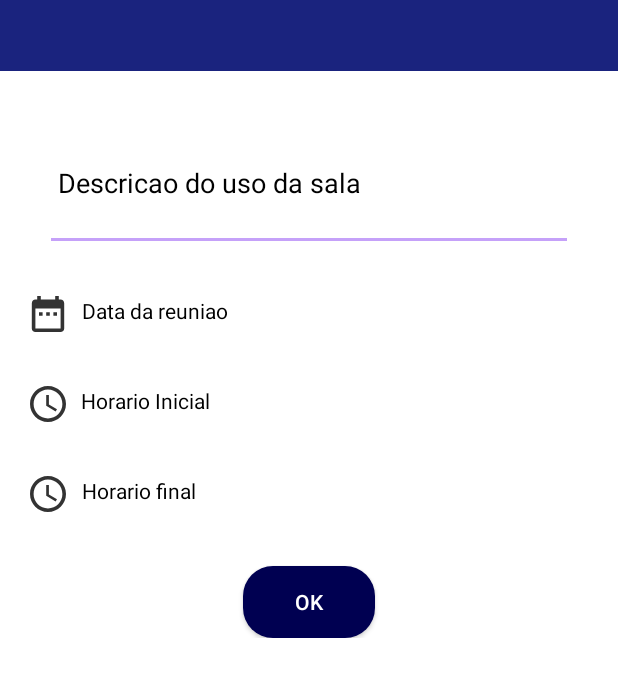
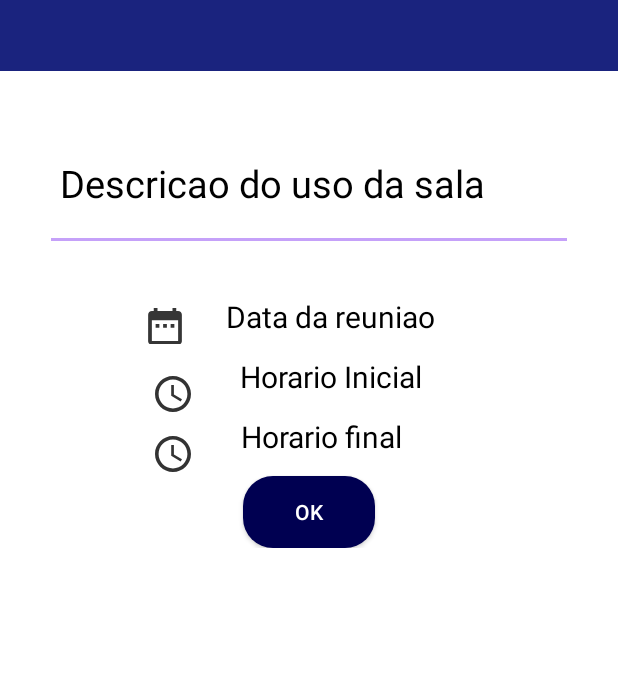
Before and after one commit to TassyH/ReservaDeSalaApp, an Android app: the CadastroReservaActivity screen opened directly, with no data from a screen before it, on a phone screen of 412 x 824 dp, the part 79-776 px from its top. Run offline under Robolectric (Android 15) with nearby library versions, the phone set to English and light mode, and no system bars.

```diff
--- a/app/src/main/java/com/example/ui/controledesalas/ServidorHttp/VerificadorCadastro.java
+++ b/app/src/main/java/com/example/ui/controledesalas/ServidorHttp/VerificadorCadastro.java
@@ -9,7 +9,7 @@ import java.net.URL;
 
 public class VerificadorCadastro  extends AsyncTask<String, Void, String>
 {
-    String urlWS = "http://172.30.248.99:8080/ReservaDeSala/rest/usuario/cadastro/";
+    String urlWS = "http://172.30.248.158:8080/ReservaDeSala/rest/usuario/cadastro/";
 
     @Override
     protected String doInBackground(String... strings)
--- a/app/src/main/java/com/example/ui/controledesalas/ServidorHttp/VerificadorDominio.java
+++ b/app/src/main/java/com/example/ui/controledesalas/ServidorHttp/VerificadorDominio.java
@@ -9,7 +9,7 @@ import java.net.URL;
 
 public class VerificadorDominio extends AsyncTask<String, Void, String> {//osganizacao servece
 
-    String urlWS = "http://172.30.248.99:8080/ReservaDeSala/rest/organizacao/organizacoesByDominio";
+    String urlWS = "http://172.30.248.158:8080/ReservaDeSala/rest/organizacao/organizacoesByDominio";
     @Override
     protected String doInBackground(String... strings)
     {
--- a/app/src/main/java/com/example/ui/controledesalas/ServidorHttp/VerificadorLogin.java
+++ b/app/src/main/java/com/example/ui/controledesalas/ServidorHttp/VerificadorLogin.java
@@ -9,7 +9,7 @@ import java.net.URL;
 
 public class VerificadorLogin extends AsyncTask<String, Void, String>
 {
-    String urlWS = "http://172.30.248.99:8080/ReservaDeSala/rest/usuario/loginV2/";
+    String urlWS = "http://172.30.248.158:8080/ReservaDeSala/rest/usuario/loginV2/";
 
     @Override
     protected String doInBackground(String... strings)
--- a/app/src/main/java/com/example/ui/controledesalas/ServidorHttp/VerificadorReserva.java
+++ b/app/src/main/java/com/example/ui/controledesalas/ServidorHttp/VerificadorReserva.java
@@ -9,7 +9,7 @@ import java.net.URL;
 
 public class VerificadorReserva extends AsyncTask<String, Void, String>
 {
-    String urlWS = "http://172.30.248.99:8080/ReservaDeSala/rest/reserva/byIdSala/";
+    String urlWS = "http://172.30.248.158:8080/ReservaDeSala/rest/reserva/byIdSala/";
 
     @Override
     protected String doInBackground(String... strings)
--- a/app/src/main/java/com/example/ui/controledesalas/ServidorHttp/VerificadorReservaByIdUsuario.java
+++ b/app/src/main/java/com/example/ui/controledesalas/ServidorHttp/VerificadorReservaByIdUsuario.java
@@ -9,7 +9,7 @@ import java.net.URL;
 
 public class VerificadorReservaByIdUsuario extends AsyncTask<String, Void, String>
 {
-    String urlWS = "http://172.30.248.99:8080/ReservaDeSala/rest/reserva/byIdUsuario/";
+    String urlWS = "http://172.30.248.158:8080/ReservaDeSala/rest/reserva/byIdUsuario/";
 
     @Override
     protected String doInBackground(String... strings)
--- a/app/src/main/java/com/example/ui/controledesalas/ServidorHttp/VerificadorSala.java
+++ b/app/src/main/java/com/example/ui/controledesalas/ServidorHttp/VerificadorSala.java
@@ -9,7 +9,7 @@ import java.net.URL;
 
 public class VerificadorSala extends AsyncTask<String, Void, String>
 {
-    String urlWS = "http://172.30.248.99:8080/ReservaDeSala/rest/sala/salas/";
+    String urlWS = "http://172.30.248.158:8080/ReservaDeSala/rest/sala/salas/";
 
     @Override
     protected String doInBackground(String... strings)
--- a/app/src/main/java/com/example/ui/controledesalas/activitysnormal/CadastroReservaActivity.java
+++ b/app/src/main/java/com/example/ui/controledesalas/activitysnormal/CadastroReservaActivity.java
@@ -70,7 +70,6 @@ public class CadastroReservaActivity extends AppCompatActivity implements TimePi
 
 //////////////////////////METODOS ONCLICK////////////////////////////////////////////////////////
 
-      /*  String nomeString = edNomeLocador.getText().toString().trim();*/
         btnFinalizarReserva.setOnClickListener(new View.OnClickListener() {
             @Override
             public void onClick(View v) {
@@ -84,8 +83,6 @@ public class CadastroReservaActivity extends AppCompatActivity implements TimePi
                 String idOrg = preferences.getString("userId", null);
                 String idSala = preferences.getString("idSala", null);
 
-              /*  TextView organizador = findViewById(R.id.ed_nome_organizador);
-                organizador.setText("Organizador: " + preferences.getString("userName", null));*/
 
                 JSONObject reservaJson = new JSONObject();
 
@@ -94,9 +91,6 @@ public class CadastroReservaActivity extends AppCompatActivity implements TimePi
                 dateTimeFormat(horaInicio, horaFim);
                 try {
 
-
-
-                   // reservaJson.put("nome", nomeString);
                     reservaJson.put("descricao", descricaoString);
                     reservaJson.put("data_hora_inicio", dateTimeInicialLong);
                     reservaJson.put("data_hora_fim", dateTimeFinalLong);
--- /dev/null
+++ b/app/src/main/res/drawable-anydpi/icon_calendarioo.xml
@@ -0,0 +1,14 @@
+<vector xmlns:android="http://schemas.android.com/apk/res/android"
+    android:width="24dp"
+    android:height="24dp"
+    android:viewportWidth="19.2"
+    android:viewportHeight="19.2"
+    android:tint="#040404"
+    android:alpha="0.8">
+  <group android:translateX="-2.4"
+      android:translateY="-2.4">
+      <path
+          android:fillColor="#FF000000"
+          android:pathData="M9,11L7,11v2h2v-2zM13,11h-2v2h2v-2zM17,11h-2v2h2v-2zM19,4h-1L18,2h-2v2L8,4L8,2L6,2v2L5,4c-1.11,0 -1.99,0.9 -1.99,2L3,20c0,1.1 0.89,2 2,2h14c1.1,0 2,-0.9 2,-2L21,6c0,-1.1 -0.9,-2 -2,-2zM19,20L5,20L5,9h14v11z"/>
+  </group>
+</vector>
--- a/app/src/main/res/layout/activity_reserva_sala.xml
+++ b/app/src/main/res/layout/activity_reserva_sala.xml
@@ -113,7 +113,9 @@
         app:layout_constraintTop_toBottomOf="@id/tx_caracteristicas_sala"
         tools:ignore="MissingConstraints">
 
-
+   <ScrollView
+       android:layout_width="wrap_content"
+       android:layout_height="wrap_content">
 
      <androidx.constraintlayout.widget.ConstraintLayout
         android:id="@+id/layoutExpand"
@@ -235,7 +237,7 @@
 
     </androidx.constraintlayout.widget.ConstraintLayout>
 
-
+   </ScrollView>
 
 </androidx.cardview.widget.CardView>
 
--- a/app/src/main/res/layout/item_cadastro_reserva.xml
+++ b/app/src/main/res/layout/item_cadastro_reserva.xml
@@ -9,7 +9,7 @@
 
     <LinearLayout
         android:layout_width="match_parent"
-        android:layout_height="match_parent"
+        android:layout_height="wrap_content"
         android:orientation="vertical">
 
 
@@ -23,25 +23,36 @@
                 android:layout_height="90dp"
                 android:layout_margin="30dp"
                 android:layout_marginEnd="30dp"
+                android:textSize="25dp"
                 android:textColor="@color/corBack"
                 android:textColorHint="@android:color/black"
                 android:inputType="textMultiLine"
                 android:hint=" Descricao do uso da sala" />
         </LinearLayout>
 
+    <androidx.cardview.widget.CardView
+            android:layout_width="wrap_content"
+            android:layout_height="40dp"
+            app:cardElevation="0dp"
+            app:cardMaxElevation="0dp"
+            app:cardCornerRadius="1dp"
+            app:cardUseCompatPadding="true"
+            app:cardPreventCornerOverlap="false"
+            android:background="@null"
+            android:padding="20dp">
 
         <LinearLayout
             android:layout_width="match_parent"
-            android:layout_height="60dp">
+            android:layout_height="40dp">
 
 
             <ImageButton
                 android:id="@+id/btn_data"
-                android:layout_width="wrap_content"
-                android:layout_height="wrap_content"
+                android:layout_width="60dp"
+                android:layout_height="40dp"
                 android:background="@color/corBranco"
-                android:layout_marginStart="20dp"
-                app:srcCompat="@drawable/icon_calendario" />
+                android:layout_marginStart="80dp"
+                app:srcCompat="@drawable/icon_calendarioo" />
 
             <TextView
                 android:id="@+id/text_print_data"
@@ -49,27 +60,37 @@
                 android:layout_height="wrap_content"
                 android:layout_marginHorizontal="10dp"
                 android:text="Data da reuniao"
+                android:textSize="20dp"
                 android:textAlignment="textEnd"
                 android:textColor="@color/corBack">
 
             </TextView>
+
         </LinearLayout>
+    </androidx.cardview.widget.CardView>
 
 
-
-
+        <androidx.cardview.widget.CardView
+            android:layout_width="wrap_content"
+            android:layout_height="40dp"
+            app:cardElevation="0dp"
+            app:cardMaxElevation="0dp"
+            app:cardCornerRadius="1dp"
+            app:cardUseCompatPadding="true"
+            app:cardPreventCornerOverlap="false"
+            android:background="@null">
 
         <LinearLayout
             android:layout_width="match_parent"
-            android:layout_height="60dp">
+            android:layout_height="40dp">
 
 
             <ImageButton
                 android:id="@+id/btn_horai"
-                android:layout_width="wrap_content"
-                android:layout_height="wrap_content"
+                android:layout_width="70dp"
+                android:layout_height="50dp"
                 android:background="@color/corBranco"
-                android:layout_marginStart="20dp"
+                android:layout_marginStart="80dp"
                 app:srcCompat="@drawable/icon_horai" />
 
             <TextView
@@ -80,24 +101,35 @@
                 android:textAlignment="center"
                 android:layout_marginHorizontal="10dp"
                 android:hint="Horario Inicial"
+                android:textSize="20dp"
                 android:textColorHint="@android:color/black">
 
             </TextView>
 
+        </LinearLayout>
 
+        </androidx.cardview.widget.CardView>
 
-        </LinearLayout>
+        <androidx.cardview.widget.CardView
+            android:layout_width="wrap_content"
+            android:layout_height="40dp"
+            app:cardElevation="0dp"
+            app:cardMaxElevation="0dp"
+            app:cardCornerRadius="1dp"
+            app:cardUseCompatPadding="true"
+            app:cardPreventCornerOverlap="false"
+            android:background="@null">
 
         <LinearLayout
             android:layout_width="match_parent"
-            android:layout_height="60dp">
+            android:layout_height="40dp">
 
             <ImageButton
                 android:id="@+id/btn_horaf"
-                android:layout_width="wrap_content"
-                android:layout_height="wrap_content"
+                android:layout_width="70dp"
+                android:layout_height="50dp"
                 android:background="@color/corBranco"
-                android:layout_marginStart="20dp"
+                android:layout_marginStart="80dp"
                 app:srcCompat="@drawable/icon_horai" />
 
             <TextView
@@ -107,13 +139,14 @@
                 android:textAlignment="center"
                 android:textColor="@color/corBack"
                 android:layout_marginHorizontal="10dp"
+                android:textSize="20dp"
                 android:textColorHint="@android:color/black"
                 android:hint="Horario final">
 
             </TextView>
+        </LinearLayout>
 
-
-        </LinearLayout>
+        </androidx.cardview.widget.CardView>
 
         <Button
             android:id="@+id/btFinalReserva"
--- a/build.gradle
+++ b/build.gradle
@@ -7,7 +7,7 @@ buildscript {
 
     }
     dependencies {
-        classpath 'com.android.tools.build:gradle:3.5.3'
+        classpath 'com.android.tools.build:gradle:3.6.0'
 
         // NOTE: Do not place your application dependencies here; they belong
         // in the individual module build.gradle files
```
Also changed, not shown: app/src/main/java/com/example/ui/controledesalas/ServidorHttp/VerificadorApagarReserva.java (added, +50 -0 lines), app/src/main/java/com/example/ui/controledesalas/activitysnormal/ReservaSalaActivity.java (+47 -23 lines), app/src/main/res/drawable-hdpi/icon_calendarioo.png (added), app/src/main/res/drawable-mdpi/icon_calendarioo.png (added), app/src/main/res/drawable-xhdpi/icon_calendarioo.png (added), app/src/main/res/drawable-xxhdpi/icon_calendarioo.png (added), gradle/wrapper/gradle-wrapper.properties.
